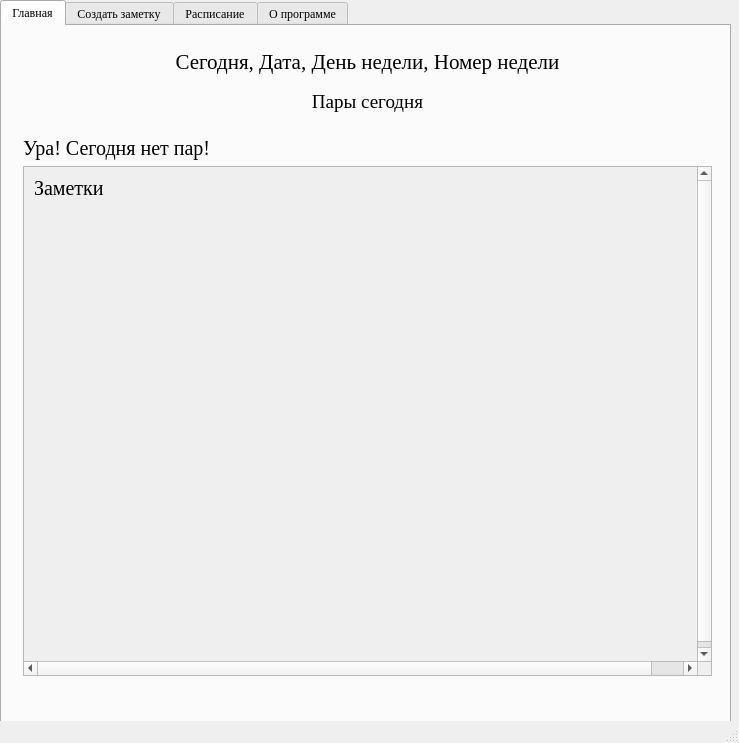
This is mainwindow.ui in artempal/course_2016 as Qt 5 draws it before an edit. The edited form follows.
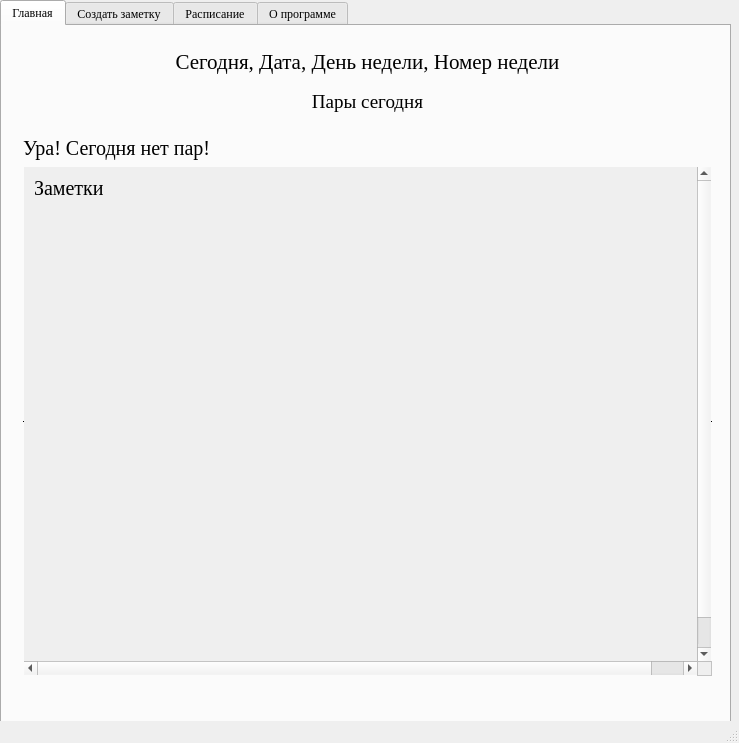
This is the edited form.

Commit message: добавлен scroll

```diff
--- a/mainwindow.ui
+++ b/mainwindow.ui
@@ -127,11 +127,26 @@
        <item>
         <widget class="QScrollArea" name="scrollArea">
          <property name="sizePolicy">
-          <sizepolicy hsizetype="Minimum" vsizetype="Minimum">
+          <sizepolicy hsizetype="Preferred" vsizetype="Preferred">
            <horstretch>0</horstretch>
            <verstretch>0</verstretch>
           </sizepolicy>
          </property>
+         <property name="frameShape">
+          <enum>QFrame::HLine</enum>
+         </property>
+         <property name="frameShadow">
+          <enum>QFrame::Plain</enum>
+         </property>
+         <property name="lineWidth">
+          <number>1</number>
+         </property>
+         <property name="verticalScrollBarPolicy">
+          <enum>Qt::ScrollBarAsNeeded</enum>
+         </property>
+         <property name="sizeAdjustPolicy">
+          <enum>QAbstractScrollArea::AdjustIgnored</enum>
+         </property>
          <property name="widgetResizable">
           <bool>false</bool>
          </property>
@@ -142,13 +157,13 @@
           <property name="geometry">
            <rect>
             <x>0</x>
-            <y>13</y>
+            <y>0</y>
             <width>707</width>
-            <height>500</height>
+            <height>527</height>
            </rect>
           </property>
           <property name="sizePolicy">
-           <sizepolicy hsizetype="Fixed" vsizetype="MinimumExpanding">
+           <sizepolicy hsizetype="Preferred" vsizetype="Preferred">
             <horstretch>0</horstretch>
             <verstretch>0</verstretch>
            </sizepolicy>
@@ -157,7 +172,7 @@
            <enum>Qt::LeftToRight</enum>
           </property>
           <property name="autoFillBackground">
-           <bool>false</bool>
+           <bool>true</bool>
           </property>
           <widget class="QLabel" name="marks_conteiner">
            <property name="geometry">
@@ -165,11 +180,11 @@
              <x>10</x>
              <y>10</y>
              <width>691</width>
-             <height>361</height>
+             <height>500</height>
             </rect>
            </property>
            <property name="sizePolicy">
-            <sizepolicy hsizetype="Expanding" vsizetype="Preferred">
+            <sizepolicy hsizetype="Preferred" vsizetype="Preferred">
              <horstretch>0</horstretch>
              <verstretch>0</verstretch>
             </sizepolicy>
@@ -182,9 +197,15 @@
            <property name="text">
             <string>Заметки</string>
            </property>
+           <property name="textFormat">
+            <enum>Qt::AutoText</enum>
+           </property>
            <property name="alignment">
             <set>Qt::AlignLeading|Qt::AlignLeft|Qt::AlignTop</set>
            </property>
+           <property name="wordWrap">
+            <bool>true</bool>
+           </property>
           </widget>
          </widget>
         </widget>
```
